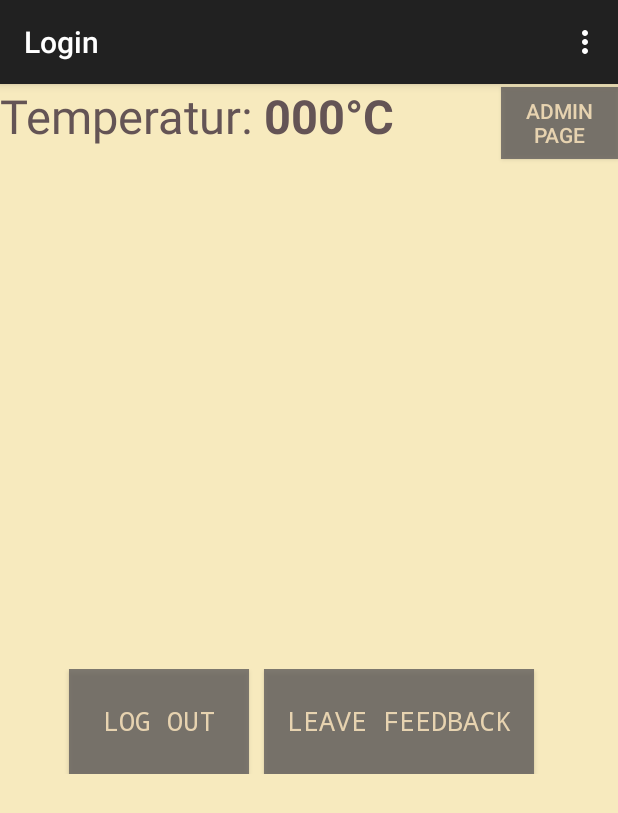
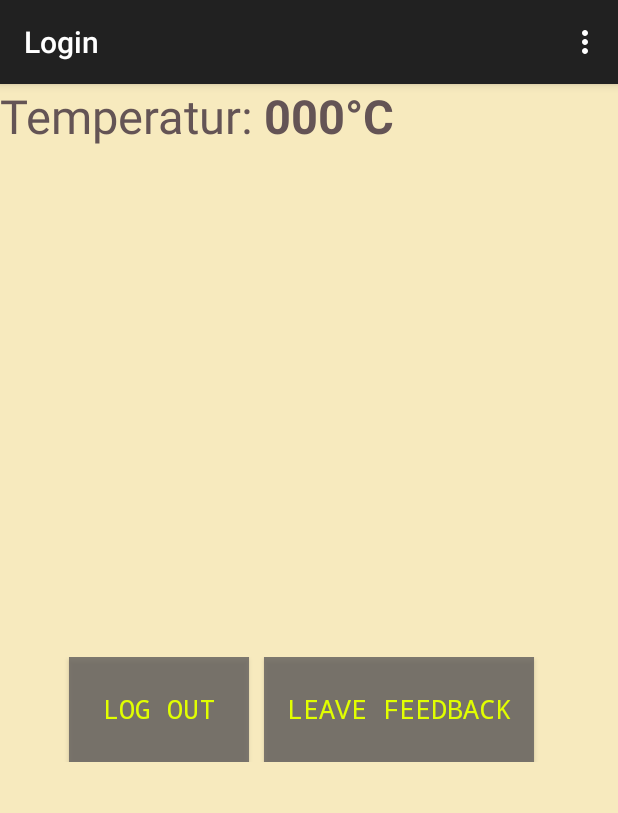
Before and after one commit to Sti2nd/ProjectSauna, an Android app: the MainActivity screen opened directly, with no data from a screen before it, on a phone screen of 412 x 824 dp. Shown: the top 813 px of the screen. Run offline under Robolectric (Android 15) with nearby library versions, the light colour scheme and no system bars; libraries missing offline, so code that uses them is left out: com.kosalgeek.asynctask; 3 statements that could not run were skipped.

Commit message:
removed my changes so no merge conflict

```diff
--- a/Client/App/HotDog/app/src/main/java/com/mycompany/hotdog/MainActivity.java
+++ b/Client/App/HotDog/app/src/main/java/com/mycompany/hotdog/MainActivity.java
@@ -125,8 +125,4 @@ public class MainActivity extends ActionBarActivity implements AsyncResponse {
         setTemp();
     }
 
-    public void onClickAdmin(View view) {
-        Intent browserIntent = new Intent(Intent.ACTION_VIEW, Uri.parse("http://folk.ntnu.no/cornelgd/7/php/admin.php"));
-        startActivity(browserIntent);
-    }
 }
--- a/Client/App/HotDog/app/src/main/res/layout/activity_main.xml
+++ b/Client/App/HotDog/app/src/main/res/layout/activity_main.xml
@@ -2,9 +2,7 @@
     android:layout_width="match_parent"
     android:layout_height="fill_parent"
     android:orientation="vertical"
-    android:background="@drawable/yellow_background"
-    android:weightSum="1">
-
+    android:background="@drawable/yellow_background">
     <LinearLayout
         android:layout_width="wrap_content"
         android:layout_height="wrap_content"
@@ -33,19 +31,6 @@
             android:textColor="#645455"
             android:textStyle="bold" />
     </LinearLayout>
-
-    <Button
-        style="?android:attr/buttonStyleSmall"
-        android:layout_width="78dp"
-        android:layout_height="wrap_content"
-        android:text="Admin page"
-        android:id="@+id/adminButton"
-        android:layout_gravity="right"
-        android:onClick="onClickAdmin"
-        android:background="#cb615e5c"
-        android:textColor="#e7d3b0"
-        android:layout_marginTop="-40dp" />
-
     <ImageView
         android:layout_width="200dp"
         android:layout_height="300dp"
@@ -69,7 +54,7 @@
             android:width="120dp"
             android:textSize="17dp"
             android:background="#cb615e5c"
-            android:textColor="#e7d3b0"
+            android:textColor="#e1ff00"
             android:typeface="monospace"
             android:onClick="onClickLogout"
             android:layout_marginRight="10dp" />
@@ -82,7 +67,7 @@
             android:width="120dp"
             android:textSize="17dp"
             android:background="#cb615e5c"
-            android:textColor="#e7d3b0"
+            android:textColor="#e1ff00"
             android:typeface="monospace"
             android:onClick="onClickFeedback"
             android:layout_marginRight="10dp"/>
```
